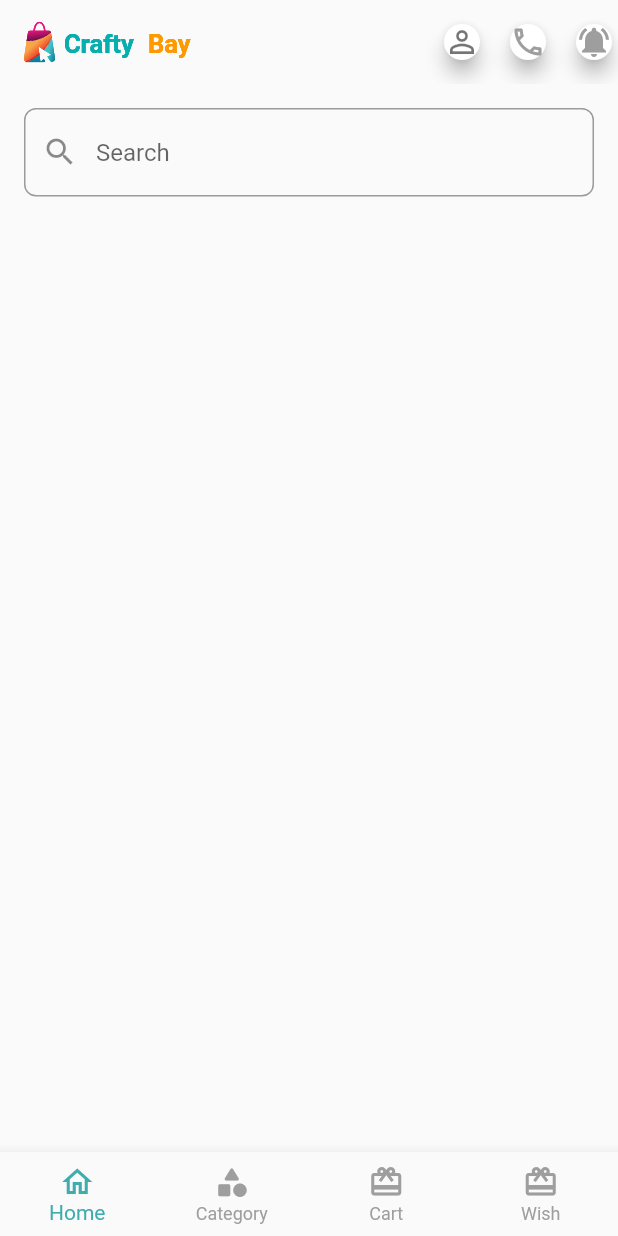
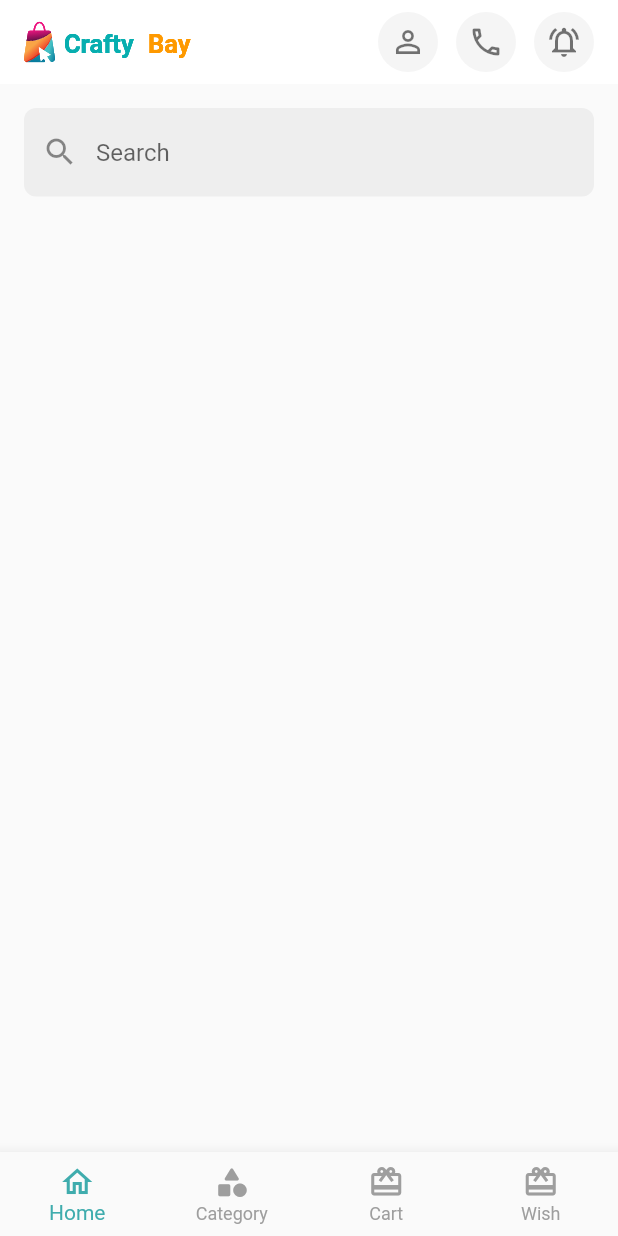
Before and after one commit to mostafejur21/ecommerce, a Flutter app: the screen it shows after launch, on a phone screen of 412 x 824 dp. Run offline on Flutter 3.47's test engine with Material 2 defaults, Android fonts, the phone set to English and light mode, and no system bars; our stand-ins replace flutter_svg, get.

Commit message:
app bar icon and search bar design has been fixed

```diff
--- a/lib/application/apps.dart
+++ b/lib/application/apps.dart
@@ -1,5 +1,5 @@
-import 'package:ecommerce/ui/screen/splash_screen.dart';
-import 'package:ecommerce/ui/utils/app_color.dart';
+import 'package:ecommerce/presentation/ui/screen/splash_screen.dart';
+import 'package:ecommerce/presentation/ui/utils/app_color.dart';
 import 'package:flutter/material.dart';
 import 'package:get/get.dart';
 
--- a/lib/ui/screen/auth/complete_profile_screen.dart
+++ b/lib/presentation/ui/screen/auth/complete_profile_screen.dart
@@ -1,4 +1,4 @@
-import 'package:ecommerce/ui/screen/home_screen.dart';
+import 'package:ecommerce/presentation/ui/screen/home_screen.dart';
 import 'package:flutter/material.dart';
 import 'package:flutter_svg/svg.dart';
 import 'package:get/get.dart';
--- a/lib/ui/screen/auth/email_verification_screen.dart
+++ b/lib/presentation/ui/screen/auth/email_verification_screen.dart
@@ -1,5 +1,5 @@
-import 'package:ecommerce/ui/screen/auth/otp_screen.dart';
-import 'package:ecommerce/ui/utils/images_utils.dart';
+import 'package:ecommerce/presentation/ui/screen/auth/otp_screen.dart';
+import 'package:ecommerce/presentation/ui/utils/images_utils.dart';
 import 'package:flutter/material.dart';
 import 'package:flutter_svg/flutter_svg.dart';
 import 'package:get/get.dart';
--- /dev/null
+++ b/lib/presentation/ui/screen/home_screen.dart
@@ -0,0 +1,64 @@
+import 'package:ecommerce/presentation/ui/utils/images_utils.dart';
+import 'package:ecommerce/presentation/ui/widgets/app_bar_icons.dart';
+import 'package:flutter/material.dart';
+import 'package:flutter_svg/flutter_svg.dart';
+
+class HomeScreen extends StatelessWidget {
+  const HomeScreen({super.key});
+
+  @override
+  Widget build(BuildContext context) {
+    return Scaffold(
+      appBar: AppBar(
+        backgroundColor: Colors.white,
+        elevation: 0,
+        title: Row(
+          children: [
+            SvgPicture.asset(ImagesUtils.craftyBayNavBarLogoSVG),
+            const Spacer(),
+            AppBarIcons(
+              icon: Icons.person_outline,
+              onTap: () {},
+            ),
+            const SizedBox(
+              width: 12,
+            ),
+            AppBarIcons(
+              icon: Icons.phone_outlined,
+              onTap: () {},
+            ),
+            const SizedBox(
+              width: 12,
+            ),
+            AppBarIcons(
+              icon: Icons.notifications_active_outlined,
+              onTap: () {},
+            ),
+          ],
+        ),
+      ),
+      body: SingleChildScrollView(
+        child: Padding(
+          padding: const EdgeInsets.all(16.0),
+          child: Column(
+            children: [
+              TextFormField(
+                decoration: InputDecoration(
+                  border: const OutlineInputBorder(
+                      borderRadius: BorderRadius.all(
+                        Radius.circular(8),
+                      ),
+                      borderSide: BorderSide.none),
+                  prefixIcon: const Icon(Icons.search),
+                  fillColor: Colors.grey.shade200,
+                  filled: true,
+                  hintText: "Search",
+                ),
+              ),
+            ],
+          ),
+        ),
+      ),
+    );
+  }
+}
--- a/lib/ui/screen/splash_screen.dart
+++ b/lib/presentation/ui/screen/splash_screen.dart
@@ -1,6 +1,5 @@
-//import 'package:ecommerce/ui/screen/auth/email_verification_screen.dart';
-import 'package:ecommerce/ui/screen/bottom_nav_screen.dart';
-import 'package:ecommerce/ui/utils/images_utils.dart';
+import 'package:ecommerce/presentation/ui/screen/bottom_nav_screen.dart';
+import 'package:ecommerce/presentation/ui/utils/images_utils.dart';
 import 'package:flutter/material.dart';
 import 'package:flutter_svg/flutter_svg.dart';
 import 'package:get/get.dart';
--- /dev/null
+++ b/lib/presentation/ui/widgets/app_bar_icons.dart
@@ -0,0 +1,27 @@
+import 'package:flutter/material.dart';
+
+class AppBarIcons extends StatelessWidget {
+  final IconData icon;
+  final VoidCallback onTap;
+
+  const AppBarIcons({
+    super.key,
+    required this.icon,
+    required this.onTap,
+  });
+
+  @override
+  Widget build(BuildContext context) {
+    return InkWell(
+      borderRadius: BorderRadius.circular(30),
+      onTap: onTap,
+      child: CircleAvatar(
+        backgroundColor: Colors.grey.shade100,
+        child: Icon(
+          icon,
+          color: Colors.black54,
+        ),
+      ),
+    );
+  }
+}
--- a/lib/ui/screen/home_screen.dart
+++ /dev/null
@@ -1,63 +0,0 @@
-import 'package:ecommerce/ui/utils/images_utils.dart';
-import 'package:flutter/material.dart';
-import 'package:flutter_svg/flutter_svg.dart';
-
-class HomeScreen extends StatelessWidget {
-  const HomeScreen({super.key});
-
-  @override
-  Widget build(BuildContext context) {
-    return Scaffold(
-      appBar: AppBar(
-        title: SvgPicture.asset(ImagesUtils.craftyBayNavBarLogoSVG),
-        forceMaterialTransparency: true,
-        actions: const [
-          Card(
-            elevation: 5,
-            shape: CircleBorder(),
-            child: Icon(
-              Icons.person_outline,
-              color: Colors.black54,
-            ),
-          ),
-          SizedBox(
-            width: 12,
-          ),
-          Card(
-            elevation: 5,
-            shape: CircleBorder(),
-            child: Icon(
-              Icons.phone_outlined,
-              color: Colors.grey,
-            ),
-          ),
-          SizedBox(
-            width: 12,
-          ),
-          Card(
-            elevation: 5,
-            shape: CircleBorder(),
-            child: Icon(
-              Icons.notifications_active,
-              color: Colors.grey,
-            ),
-          ),
-        ],
-      ),
-      body: Padding(
-        padding: const EdgeInsets.all(16.0),
-        child: Column(
-          children: [
-            TextFormField(
-              decoration: const InputDecoration(
-                prefixIcon: Icon(Icons.search),
-                fillColor: Colors.grey,
-                hintText: "Search",
-              ),
-            )
-          ],
-        ),
-      ),
-    );
-  }
-}
```
Also changed, not shown: lib/presentation/ui/screen/auth/otp_screen.dart (renamed from lib/ui/screen/auth/otp_screen.dart, +5 -5 lines), lib/presentation/ui/screen/bottom_nav_screen.dart (renamed from lib/ui/screen/bottom_nav_screen.dart, +6 -5 lines), lib/presentation/ui/screen/cart_screen.dart (renamed from lib/ui/screen/cart_screen.dart), lib/presentation/ui/screen/categories_screen.dart (renamed from lib/ui/screen/categories_screen.dart), lib/presentation/ui/screen/wish_list_screen.dart (renamed from lib/ui/screen/wish_list_screen.dart), lib/presentation/ui/utils/app_color.dart (renamed from lib/ui/utils/app_color.dart), lib/presentation/ui/utils/images_utils.dart (renamed from lib/ui/utils/images_utils.dart), lib/presentation/ui/widgets/custom_otp_field.dart (renamed from lib/ui/widgets/custom_otp_field.dart).
